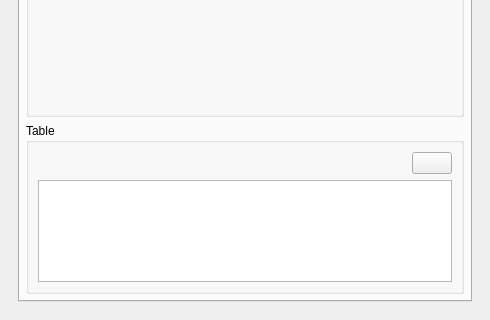
First picture: the form in ui/queries/qgisred_statisticsandgraphs_dock.ui, repository qgisred/QGISRed, before the edit; both pictures show x 0 to 490 and y 237 to 557 of the 490 by 557 pixel window.
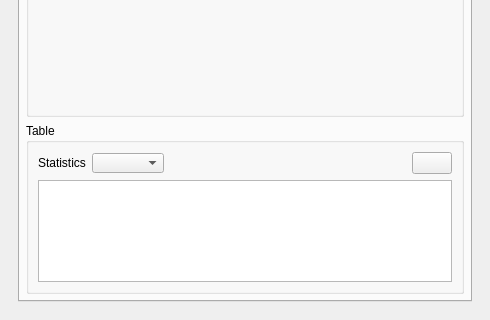
Second picture: the form after the edit. The open tabs and pages were chosen to show the change. Custom widgets are drawn as their Qt base class.

Commit message: Statistics: Add table statistic selector to the export row

What changed in the file:
```diff
--- a/ui/queries/qgisred_statisticsandgraphs_dock.ui
+++ b/ui/queries/qgisred_statisticsandgraphs_dock.ui
@@ -731,6 +731,44 @@
               <layout class="QVBoxLayout" name="verticalLayout_table">
                <item>
                 <layout class="QHBoxLayout" name="horizontalLayout_10">
+                 <item>
+                  <widget class="QLabel" name="labelTableStatistic">
+                   <property name="visible">
+                    <bool>false</bool>
+                   </property>
+                   <property name="text">
+                    <string>Statistics</string>
+                   </property>
+                   <property name="buddy">
+                    <cstring>cbTableStatistic</cstring>
+                   </property>
+                  </widget>
+                 </item>
+                 <item>
+                  <widget class="QComboBox" name="cbTableStatistic">
+                   <property name="sizePolicy">
+                    <sizepolicy hsizetype="Fixed" vsizetype="Fixed">
+                     <horstretch>0</horstretch>
+                     <verstretch>0</verstretch>
+                    </sizepolicy>
+                   </property>
+                   <property name="minimumSize">
+                    <size>
+                     <width>72</width>
+                     <height>20</height>
+                    </size>
+                   </property>
+                   <property name="maximumSize">
+                    <size>
+                     <width>160</width>
+                     <height>20</height>
+                    </size>
+                   </property>
+                   <property name="visible">
+                    <bool>false</bool>
+                   </property>
+                  </widget>
+                 </item>
                  <item>
                   <spacer name="horizontalSpacer">
                    <property name="orientation">
```
